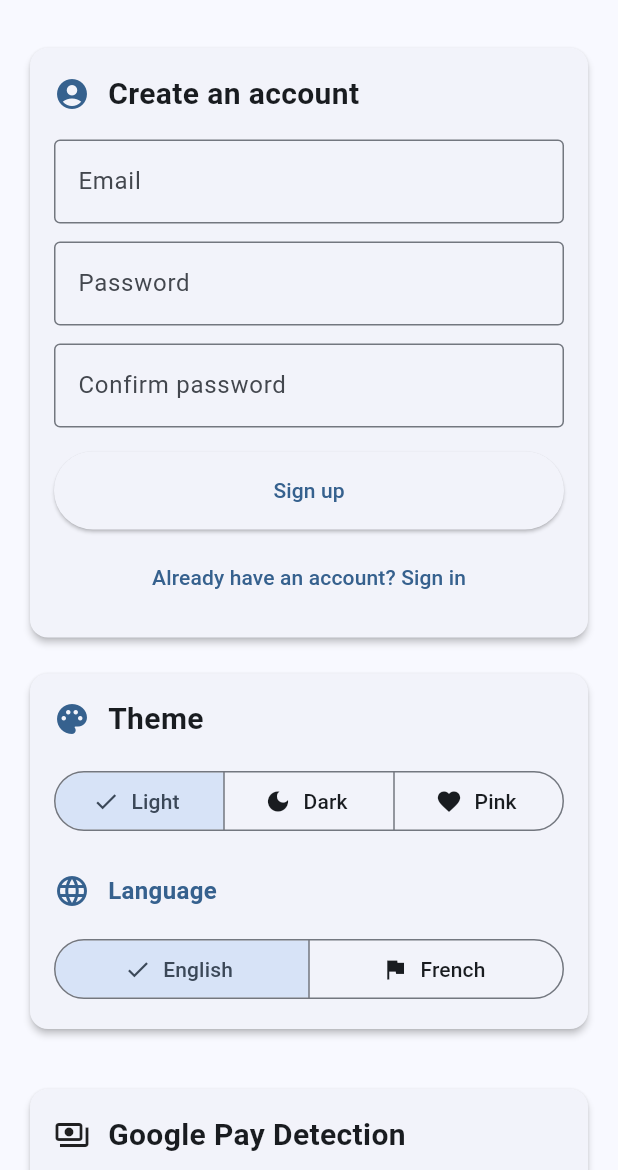
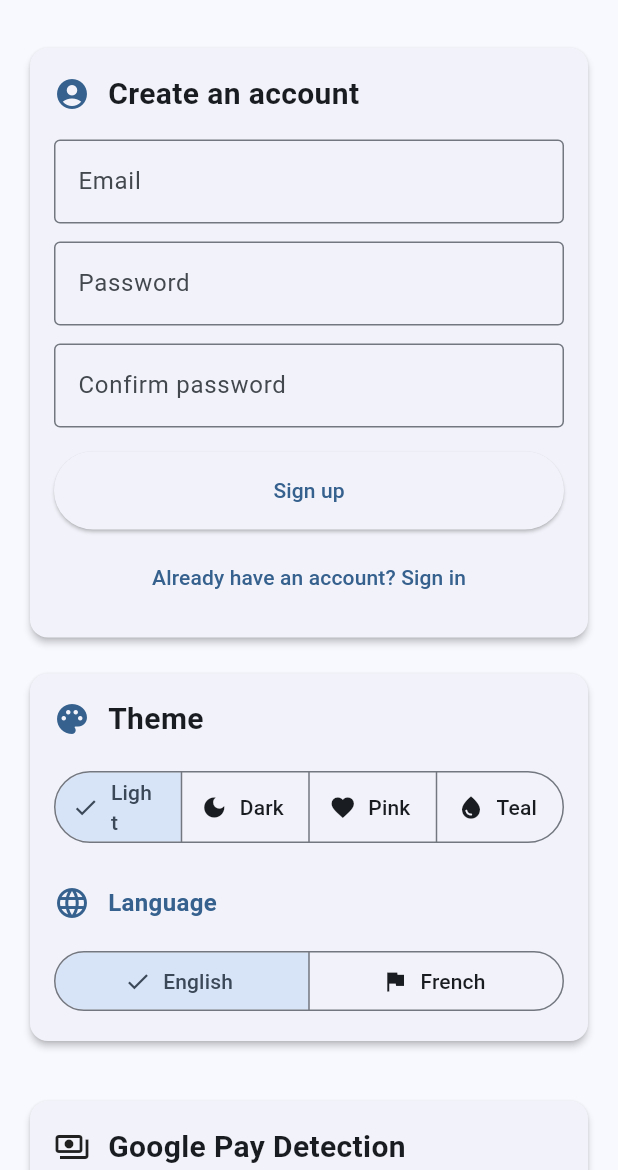
Before and after one commit to allapcallapc/SplitBalance, a Flutter app: the screen it shows after launch, after a tap on "Don't have an account? Sign up", on a phone screen of 412 x 824 dp, the part 66-1236 px from its top. Run offline on Flutter 3.47's test engine with Material 3 defaults, Android fonts, the phone set to English and light mode, and no system bars; our stand-ins replace package_info_plus, shared_preferences, supabase_flutter; missing offline and left inert: dart:html, dart:ui_web; accounts and stored records are empty; network calls fail.

Commit message:
Add Teal theme option
Adds a fourth theme alongside Light/Dark/Pink, following the same
Material3 seed-color pattern as the existing Pink theme. Theme choice is
persisted by enum name, so this is purely additive with no migration
needed for existing users' saved preferences.

Co-Authored-By: Claude Sonnet 5 <noreply@anthropic.com>

```diff
--- a/lib/l10n/app_en.arb
+++ b/lib/l10n/app_en.arb
@@ -341,6 +341,10 @@
   "pink": "Pink",
   "@pink": {
     "description": "Pink theme name"
+  },
+  "teal": "Teal",
+  "@teal": {
+    "description": "Teal theme name"
   },
   "language": "Language",
   "@language": {
--- a/lib/l10n/app_fr.arb
+++ b/lib/l10n/app_fr.arb
@@ -120,6 +120,7 @@
   "light": "Clair",
   "dark": "Sombre",
   "pink": "Rose",
+  "teal": "Sarcelle",
   "language": "Langue",
   "english": "Anglais",
   "french": "Français",
--- a/lib/l10n/app_localizations.dart
+++ b/lib/l10n/app_localizations.dart
@@ -565,6 +565,12 @@ abstract class AppLocalizations {
   /// In en, this message translates to:
   /// **'Pink'**
   String get pink;
+
+  /// Teal theme name
+  ///
+  /// In en, this message translates to:
+  /// **'Teal'**
+  String get teal;
 
   /// Language label
   ///
--- a/lib/l10n/app_localizations_en.dart
+++ b/lib/l10n/app_localizations_en.dart
@@ -262,6 +262,9 @@ class AppLocalizationsEn extends AppLocalizations {
 
   @override
   String get pink => 'Pink';
+
+  @override
+  String get teal => 'Teal';
 
   @override
   String get language => 'Language';
--- a/lib/l10n/app_localizations_fr.dart
+++ b/lib/l10n/app_localizations_fr.dart
@@ -264,6 +264,9 @@ class AppLocalizationsFr extends AppLocalizations {
 
   @override
   String get pink => 'Rose';
+
+  @override
+  String get teal => 'Sarcelle';
 
   @override
   String get language => 'Langue';
--- a/lib/main.dart
+++ b/lib/main.dart
@@ -121,6 +121,23 @@ class SplitBalanceApp extends StatelessWidget {
     );
   }
 
+  static ThemeData _getTealTheme() {
+    return ThemeData(
+      colorScheme: ColorScheme.fromSeed(
+        seedColor: Colors.teal,
+        brightness: Brightness.light,
+      ),
+      useMaterial3: true,
+      cardTheme: CardThemeData(
+        elevation: 2,
+        shape: RoundedRectangleBorder(
+          borderRadius: BorderRadius.circular(12),
+        ),
+      ),
+      scaffoldBackgroundColor: Colors.teal[50],
+    );
+  }
+
   static ThemeData _getThemeForMode(AppThemeMode mode) {
     switch (mode) {
       case AppThemeMode.light:
@@ -129,6 +146,8 @@ class SplitBalanceApp extends StatelessWidget {
         return _getDarkTheme();
       case AppThemeMode.pink:
         return _getPinkTheme();
+      case AppThemeMode.teal:
+        return _getTealTheme();
     }
   }
 
--- a/lib/models/app_config.dart
+++ b/lib/models/app_config.dart
@@ -1,7 +1,8 @@
 enum AppThemeMode {
   light,
   dark,
-  pink;
+  pink,
+  teal;
 
   String get displayName {
     switch (this) {
@@ -11,6 +12,8 @@ enum AppThemeMode {
         return 'Dark';
       case AppThemeMode.pink:
         return 'Pink';
+      case AppThemeMode.teal:
+        return 'Teal';
     }
   }
 }
--- a/lib/screens/config_screen.dart
+++ b/lib/screens/config_screen.dart
@@ -636,6 +636,11 @@ class _ConfigScreenState extends State<ConfigScreen> {
                               label: Text(AppLocalizations.of(context)!.pink),
                               icon: const Icon(Icons.favorite),
                             ),
+                            ButtonSegment<AppThemeMode>(
+                              value: AppThemeMode.teal,
+                              label: Text(AppLocalizations.of(context)!.teal),
+                              icon: const Icon(Icons.water_drop),
+                            ),
                           ],
                           selected: {configProvider.themeMode},
                           onSelectionChanged: (Set<AppThemeMode> selected) {
```
